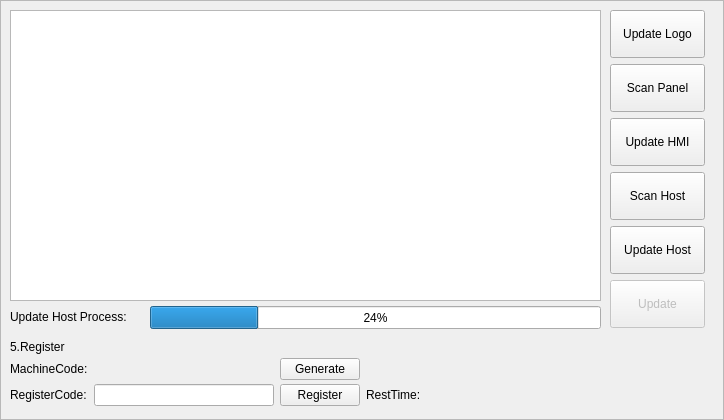
dongdong-2009/3-5AxisRobot, file hcmaintains/icupdatesystempage.ui: the form before one commit.
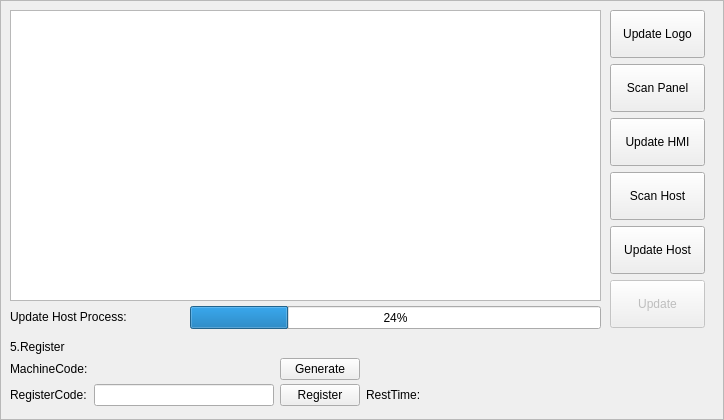
The form after the commit. Custom widgets are drawn as their Qt base class.

Patch:
```diff
--- a/hcmaintains/icupdatesystempage.ui
+++ b/hcmaintains/icupdatesystempage.ui
@@ -423,9 +423,9 @@
   <widget class="QProgressBar" name="copyFilesProgressBar">
    <property name="geometry">
     <rect>
-     <x>150</x>
+     <x>190</x>
      <y>306</y>
-     <width>451</width>
+     <width>411</width>
      <height>23</height>
     </rect>
    </property>
@@ -433,6 +433,19 @@
     <number>24</number>
    </property>
   </widget>
+  <widget class="QLabel" name="statusLabel">
+   <property name="geometry">
+    <rect>
+     <x>148</x>
+     <y>307</y>
+     <width>31</width>
+     <height>20</height>
+    </rect>
+   </property>
+   <property name="text">
+    <string/>
+   </property>
+  </widget>
  </widget>
  <customwidgets>
   <customwidget>
```
